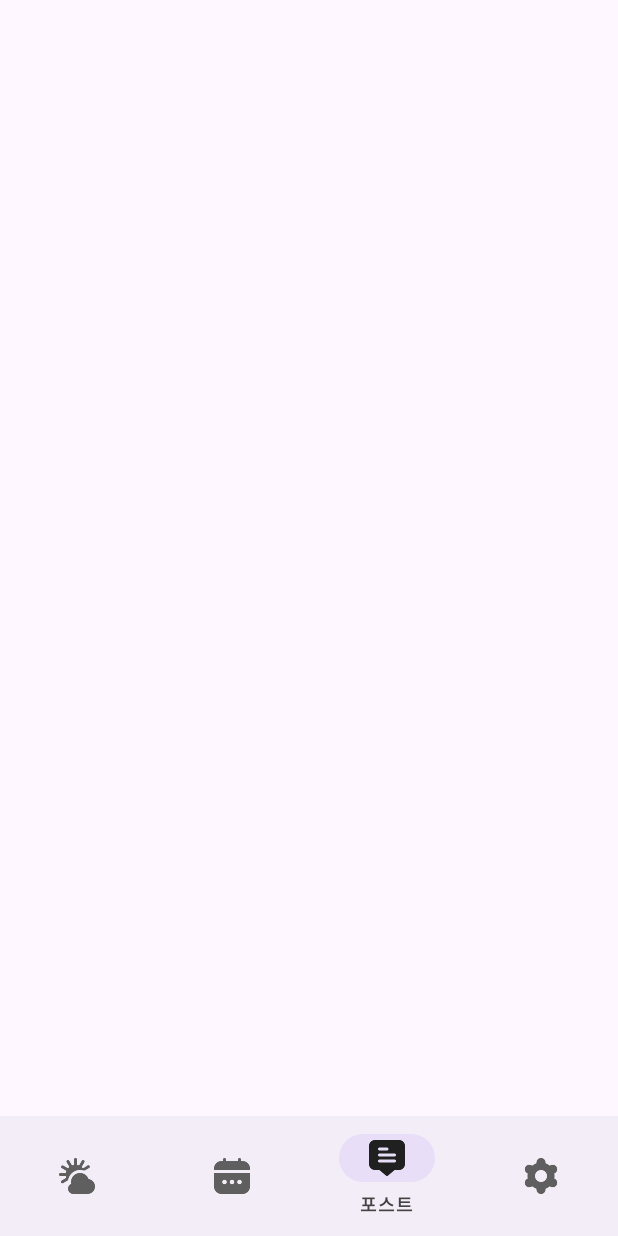
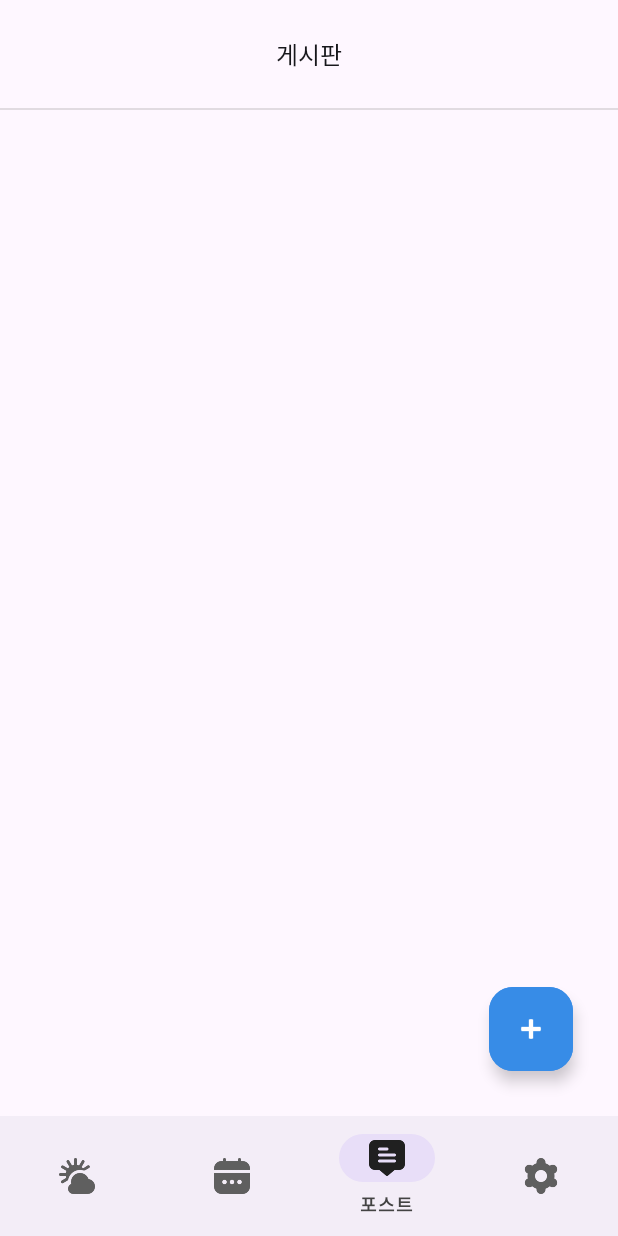
Before and after one commit to eldeoddt/hi-weather, an Android app: the screen it shows after launch (MainActivity), item 3 of the bottom bar chosen, on a phone screen of 412 x 824 dp. Run offline under Robolectric (Android 15) with nearby library versions, the phone set to English and light mode, and no system bars; our stand-ins replace Firebase (no records; nobody signed in at launch, a user with empty details on screens opened directly), androidx.preference.

Commit message:
[FEAT] post 완성 #1

```diff
--- a/app/src/main/java/com/example/hiweather_aos/MainActivity.kt
+++ b/app/src/main/java/com/example/hiweather_aos/MainActivity.kt
@@ -9,6 +9,7 @@ import androidx.fragment.app.Fragment
 import androidx.viewpager2.adapter.FragmentStateAdapter
 import androidx.viewpager2.widget.ViewPager2
 import com.example.hiweather_aos.databinding.ActivityMainBinding
+import com.example.hiweather_aos.post.PostFragment
 
 class MainActivity : AppCompatActivity() {
     lateinit var binding:ActivityMainBinding
--- /dev/null
+++ b/app/src/main/java/com/example/hiweather_aos/post/Firestore.kt
@@ -0,0 +1,40 @@
+package com.example.hiweather_aos.post
+
+import android.util.Log
+import androidx.multidex.MultiDexApplication
+import com.google.firebase.auth.FirebaseAuth
+import com.google.firebase.auth.ktx.auth
+import com.google.firebase.firestore.FirebaseFirestore
+import com.google.firebase.ktx.Firebase
+import com.google.firebase.storage.FirebaseStorage
+import com.google.firebase.storage.ktx.storage
+
+class Firestore : MultiDexApplication() {
+    companion object {
+        lateinit var auth : FirebaseAuth // 이 객체를 다른 클래스에서도 접근가능해야한다. - mani fest:name 설정
+        var email : String? = null
+        //firestore
+        lateinit var db : FirebaseFirestore
+        lateinit var storage : FirebaseStorage
+
+        // 인증된 사용자인지 확인
+        fun checkAuth(): Boolean {
+            val currentUser = auth.currentUser
+            return if (currentUser != null) {
+                email = currentUser.email
+                true
+            } else {
+                false
+            }
+        }
+    }
+
+    override fun onCreate(){
+        super.onCreate()
+        auth = Firebase.auth
+        Log.d("post", "Firebase Auth initialized")
+        db = FirebaseFirestore.getInstance() // firestore 초기화
+        Log.d("post", "Firestore initialized: $db")
+        storage  = Firebase.storage
+    }
+}
--- a/app/src/main/res/layout/fragment_post.xml
+++ b/app/src/main/res/layout/fragment_post.xml
@@ -1,6 +1,55 @@
 <?xml version="1.0" encoding="utf-8"?>
-<androidx.constraintlayout.widget.ConstraintLayout xmlns:android="http://schemas.android.com/apk/res/android"
+<RelativeLayout xmlns:android="http://schemas.android.com/apk/res/android"
+    xmlns:app="http://schemas.android.com/apk/res-auto"
+    xmlns:tools="http://schemas.android.com/tools"
     android:layout_width="match_parent"
     android:layout_height="match_parent">
 
-</androidx.constraintlayout.widget.ConstraintLayout>
+    <LinearLayout
+        android:layout_width="match_parent"
+        android:layout_height="match_parent"
+        android:orientation="vertical">
+        <TextView
+            android:fontFamily="@font/pretendard_medium"
+            android:layout_width="match_parent"
+            android:layout_height="wrap_content"
+            android:gravity="center"
+            android:padding="24dp"
+            android:text="게시판"
+            android:textColor="@color/color_black"
+            android:textSize="16sp" />
+
+        <View
+            android:id="@+id/view"
+            android:layout_width="match_parent"
+            android:layout_height="1dp"
+            android:layout_gravity="center_vertical"
+            android:background="#40878787" />
+
+        <androidx.constraintlayout.widget.ConstraintLayout
+            android:layout_width="match_parent"
+            android:layout_height="match_parent"
+            android:layout_weight="1">
+
+            <androidx.recyclerview.widget.RecyclerView
+                android:id="@+id/rv_post"
+                android:layout_width="match_parent"
+                android:layout_height="0dp"
+                app:layout_constraintEnd_toEndOf="parent"
+                app:layout_constraintStart_toStartOf="parent"
+                app:layout_constraintTop_toTopOf="parent" />
+        </androidx.constraintlayout.widget.ConstraintLayout>
+
+    </LinearLayout>
+    <com.google.android.material.floatingactionbutton.ExtendedFloatingActionButton
+        android:id="@+id/main_fab"
+        android:layout_width="wrap_content"
+        android:layout_height="wrap_content"
+        android:layout_margin="30dp"
+        app:icon="@android:drawable/ic_input_add"
+        android:backgroundTint="@color/color_dark_blue"
+        android:layout_alignParentRight="true"
+        app:iconTint="@color/white"
+        android:layout_alignParentBottom="true"/>
+
+</RelativeLayout>
```
Also changed, not shown: app/src/main/AndroidManifest.xml (+11 -12 lines), app/src/main/java/com/example/hiweather_aos/PostFragment.kt (deleted, +0 -20 lines), app/src/main/java/com/example/hiweather_aos/post/AddActivity.kt (added, +127 -0 lines), app/src/main/java/com/example/hiweather_aos/post/PostAdapter.kt (added, +70 -0 lines), app/src/main/java/com/example/hiweather_aos/post/PostFragment.kt (added, +77 -0 lines), app/src/main/java/com/example/hiweather_aos/post/PostItemData.kt (added, +13 -0 lines), app/src/main/res/layout/activity_add.xml (added, +109 -0 lines), app/src/main/res/layout/item_post.xml (added, +88 -0 lines), app/src/main/res/values/styles.xml (+21 -0 lines).
